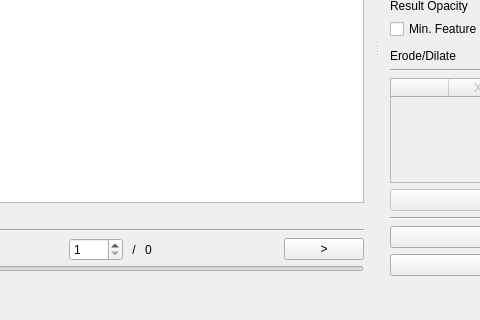
Above: mainwindow.ui from prsousa/TomSeg before the change; both pictures show x 165 to 645 and y 236 to 556 of the 967 by 556 pixel window. Below: the same form after it.
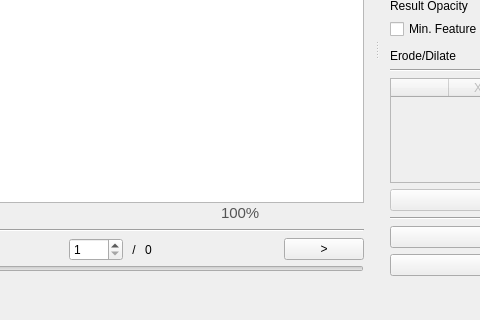
That is the form after the change. Icons and pictures are not drawn.

Commit message: Add current zoom info to UI

What changed in the file:
```diff
--- a/mainwindow.ui
+++ b/mainwindow.ui
@@ -55,6 +55,21 @@
             </property>
            </spacer>
           </item>
+          <item>
+           <widget class="QLabel" name="currentZoomFactorLabel">
+            <property name="font">
+             <font>
+              <pointsize>11</pointsize>
+             </font>
+            </property>
+            <property name="styleSheet">
+             <string notr="true">color: #555555;</string>
+            </property>
+            <property name="text">
+             <string>100%</string>
+            </property>
+           </widget>
+          </item>
           <item>
            <widget class="QPushButton" name="moreZoomButton">
             <property name="minimumSize">
```
The commit also changes 2 other files.
